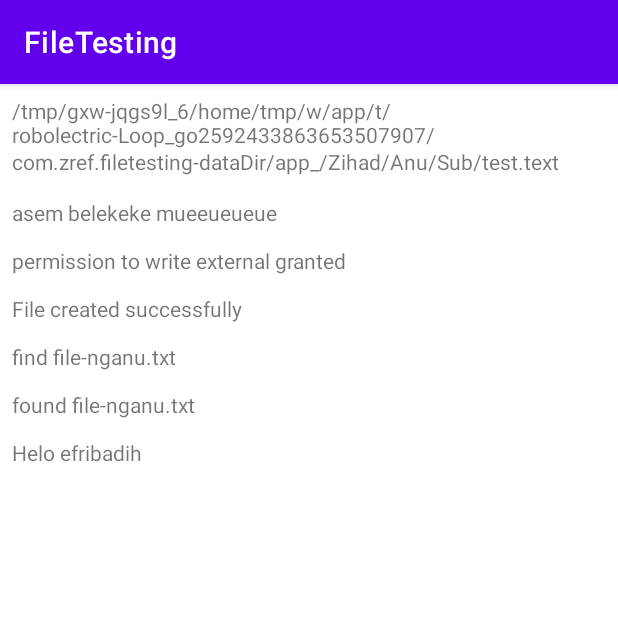
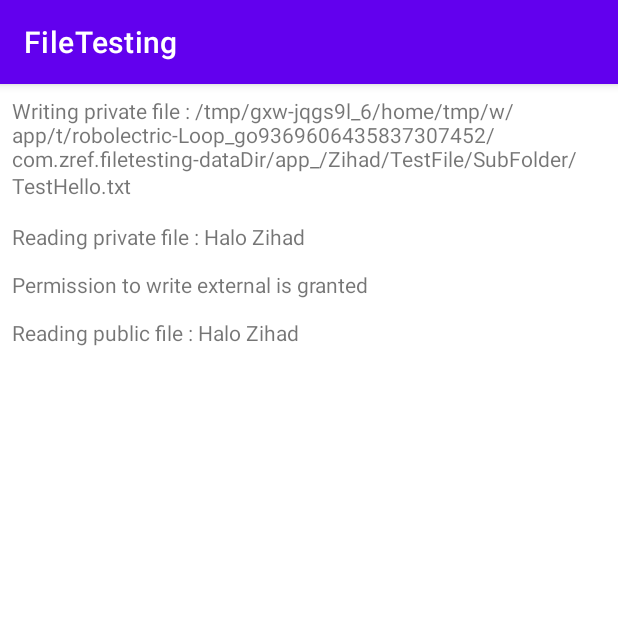
Before and after one commit to zihadrizkyef/FileReadWrite, an Android app: the screen it shows after launch (MainActivity), on a phone screen of 412 x 824 dp, the top half of it. Run offline under Robolectric (Android 15) with nearby library versions, the phone set to English and light mode, and no system bars.

Commit message:
better code and documentation

```diff
--- a/app/src/main/java/com/zref/filetesting/MainActivity.kt
+++ b/app/src/main/java/com/zref/filetesting/MainActivity.kt
@@ -9,11 +9,15 @@ import android.os.Build
 import android.os.Bundle
 import android.os.Environment
 import android.provider.MediaStore
+import android.util.Log
 import android.webkit.MimeTypeMap
 import android.widget.TextView
 import androidx.appcompat.app.AppCompatActivity
 import androidx.core.app.ActivityCompat
-import java.io.*
+import java.io.File
+import java.io.FileInputStream
+import java.io.FileOutputStream
+import java.io.IOException
 import java.nio.charset.StandardCharsets
 
 
@@ -22,6 +26,8 @@ class MainActivity : AppCompatActivity() {
     private val DIRECTORY = Environment.DIRECTORY_DOCUMENTS + "/ZihadTestFile/"
     private val TYPE = "text/plain"
     private val FILE_NAME = "file-nganu"
+    private val CONTENT = "Halo Zihad"
+    private val CONTENT_OVERWRITE = "Halo Zihad, di overwrite"
 
     private lateinit var textView: TextView
     private val textBuilder = StringBuilder()
@@ -32,7 +38,7 @@ class MainActivity : AppCompatActivity() {
         textView = findViewById(R.id.textView)
 
         proceedPrivateFile()
-        proceedExternalFile()
+        proceedPublicFile()
     }
 
     override fun onRequestPermissionsResult(
@@ -43,32 +49,42 @@ class MainActivity : AppCompatActivity() {
         super.onRequestPermissionsResult(requestCode, permissions, grantResults)
         if (requestCode == REQUEST_PERMISSION) {
             if (grantResults[0] == PackageManager.PERMISSION_GRANTED) {
-                log("permission to write external granted")
-                val existingFile = findExternal(DIRECTORY, FILE_NAME, TYPE)
-                if (existingFile != null) {
-                    overWriteExternal(existingFile)
+                log("Permission to write public file is granted")
+                if (Build.VERSION.SDK_INT >= Build.VERSION_CODES.Q) {
+                    val existingFile = findPublic(DIRECTORY, FILE_NAME, TYPE)
+                    if (existingFile != null) {
+                        overWritePublic(existingFile, CONTENT_OVERWRITE)
+                    } else {
+                        writeNewPublic(DIRECTORY, FILE_NAME, TYPE, CONTENT)
+                    }
+                    readPublic(DIRECTORY, FILE_NAME, TYPE)
                 } else {
-                    writeNewExternal(DIRECTORY, FILE_NAME, TYPE)
+                    writePublicOld(DIRECTORY, FILE_NAME, TYPE, CONTENT)
+                    readPublicOld(DIRECTORY, FILE_NAME, TYPE)
                 }
-                readExternal(DIRECTORY, FILE_NAME, TYPE)
             } else {
-                log("function cannot run properly due to permission issue")
+                log("Cannot write public file due to permission issue")
             }
         }
     }
 
-    private fun proceedExternalFile() {
-        if (haveWriteExternalPermission()) {
-            log("permission to write external granted")
-            val existingFile = findExternal(DIRECTORY, FILE_NAME, TYPE)
-            if (existingFile != null) {
-                overWriteExternal(existingFile)
+    private fun proceedPublicFile() {
+        if (haveWritePublicPermission()) {
+            log("Permission to write external is granted")
+            if (Build.VERSION.SDK_INT >= Build.VERSION_CODES.Q) {
+                val existingFile = findPublic(DIRECTORY, FILE_NAME, TYPE)
+                if (existingFile != null) {
+                    overWritePublic(existingFile, CONTENT_OVERWRITE)
+                } else {
+                    writeNewPublic(DIRECTORY, FILE_NAME, TYPE, CONTENT)
+                }
+                readPublic(DIRECTORY, FILE_NAME, TYPE)
             } else {
-                writeNewExternal(DIRECTORY, FILE_NAME, TYPE)
+                writePublicOld(DIRECTORY, FILE_NAME, TYPE, CONTENT)
+                readPublicOld(DIRECTORY, FILE_NAME, TYPE)
             }
-            readExternal(DIRECTORY, FILE_NAME, TYPE)
         } else {
-            log("asking permission")
+            log("Asking permission...")
             ActivityCompat.requestPermissions(
                 this,
                 arrayOf(Manifest.permission.WRITE_EXTERNAL_STORAGE),
@@ -77,10 +93,15 @@ class MainActivity : AppCompatActivity() {
         }
     }
 
-    private fun writeNewExternal(
+    /**
+     * [fileName] should not have extension in it. The extension will be automatically
+     * added regarding to [type]
+     */
+    private fun writeNewPublic(
         directory: String,
         fileName: String,
-        type: String
+        type: String,
+        content: String
     ) {
         //must include "/" in end
         val newDir = if (directory.last() == '/') directory else "$directory/"
@@ -96,35 +117,44 @@ class MainActivity : AppCompatActivity() {
             )
             if (uri != null) {
                 contentResolver.openOutputStream(uri).use {
-                    it?.write("Helo efribadih".toByteArray())
+                    it?.write(content.toByteArray())
                 }
-                log("File created successfully")
             } else {
-                log("Uri null")
+                log("Fail to write public file : Uri null")
             }
         } catch (e: IOException) {
-            log("Fail to create file : ${e.localizedMessage}")
+            log("Fail to write public file : ${e.localizedMessage}")
         }
     }
 
-    private fun overWriteExternal(existingUri: Uri) {
+    /**
+     * [existingUri] can be obtained with [findPublic] function
+     */
+    private fun overWritePublic(existingUri: Uri, content: String) {
         try {
             contentResolver.openOutputStream(existingUri, "rwt")?.use {
-                it.write("This is overwritten data".toByteArray())
-                log("File written successfully")
+                it.write(content.toByteArray())
+                log("Public file overwritten successfully $existingUri")
             }
         } catch (e: IOException) {
-            log("Fail to write file")
+            log("Fail to write public file : ${e.localizedMessage}")
         }
     }
 
-    private fun findExternal(
+    /**
+     * check whether there is existing file
+     * if file is exists, it will return the uri to be used with [overWritePublic]
+     *
+     * [fileName] should not have extension in it. The extension will be automatically
+     * added regarding to [type]
+     */
+    private fun findPublic(
         directory: String,
         fileName: String,
         type: String
     ): Uri? {
         //must include "/" in end
-        val newDir = directory//if (directory.last() == '/') directory else "$directory/"
+        val newDir = if (directory.last() == '/') directory else "$directory/"
 
         val extension = MimeTypeMap.getSingleton().getExtensionFromMimeType(type)
         val newFName = if (fileName.endsWith(extension!!)) fileName else "$fileName.$extension"
@@ -151,14 +181,58 @@ class MainActivity : AppCompatActivity() {
         }
     }
 
-    private fun readExternal(
+    /**
+     * [fileName] should not have extension in it. The extension will be automatically
+     * added regarding to [type]
+     */
+    private fun writePublicOld(
+        directory: String,
+        fileName: String,
+        type: String,
+        content: String
+    ) {
+        val extension = MimeTypeMap.getSingleton().getExtensionFromMimeType(type)
+        val newFName = if (fileName.endsWith(extension!!)) fileName else "$fileName.$extension"
+
+        val folder = File(Environment.getExternalStorageDirectory(), directory)
+        folder.mkdirs()
+
+        val file = File(folder, newFName)
+
+        log("Writing public file $file")
+        FileOutputStream(file).use {
+            it.write(content.toByteArray())
+        }
+    }
+
+    /**
+     * [fileName] should not have extension in it. The extension will be automatically
+     * added regarding to [type]
+     */
+    private fun readPublicOld(directory: String, fileName: String, type: String) {
+        val extension = MimeTypeMap.getSingleton().getExtensionFromMimeType(type)
+        val newFName = if (fileName.endsWith(extension!!)) fileName else "$fileName.$extension"
+
+        val folder = File(Environment.getExternalStorageDirectory(), directory)
+        folder.mkdirs()
+
+        val file = File(folder, newFName)
+        FileInputStream(file).bufferedReader().useLines { lines ->
+            log("Reading public file : "+lines.joinToString())
+        }
+    }
+
+    /**
+     * [fileName] should not have extension in it. The extension will be automatically
+     * added regarding to [type]
+     */
+    private fun readPublic(
         directory: String,
         fileName: String,
         type: String
     ) {
         val extension = MimeTypeMap.getSingleton().getExtensionFromMimeType(type)
         val newFName = if (fileName.endsWith(extension!!)) fileName else "$fileName.$extension"
-        log("find $newFName")
 
         val contentUri = MediaStore.Files.getContentUri("external")
         val selection = MediaStore.MediaColumns.RELATIVE_PATH + "=?"
@@ -167,12 +241,11 @@ class MainActivity : AppCompatActivity() {
         contentResolver.query(contentUri, null, selection, selectionArgs, null).use { cursor ->
             var uri: Uri? = null
             if (cursor!!.count == 0) {
-                log("No file found in $directory")
+                log("Try reading public file at $directory, but file not found")
             } else {
                 while (cursor.moveToNext()) {
                     val findName =
                         cursor.getString(cursor.getColumnIndex(MediaStore.MediaColumns.DISPLAY_NAME))
-                    log("found $newFName")
                     if (findName == newFName) {
                         val id = cursor.getLong(cursor.getColumnIndex(MediaStore.MediaColumns._ID))
                         uri = ContentUris.withAppendedId(contentUri, id)
@@ -180,7 +253,7 @@ class MainActivity : AppCompatActivity() {
                     }
                 }
                 if (uri == null) {
-                    log("$fileName not found")
+                    log("Try reading public file at $fileName, but file not found")
                 } else {
                     try {
                         val inputStream = contentResolver.openInputStream(uri)
@@ -189,16 +262,16 @@ class MainActivity : AppCompatActivity() {
                         inputStream.read(bytes)
                         inputStream.close()
                         val jsonString = String(bytes, StandardCharsets.UTF_8)
-                        log(jsonString)
+                        log("Reading public file : $jsonString")
                     } catch (e: IOException) {
-                        log("Fail to read file")
+                        log("Fail to read public file ${e.localizedMessage}")
                     }
                 }
             }
         }
     }
 
-    private fun haveWriteExternalPermission(): Boolean {
+    private fun haveWritePublicPermission(): Boolean {
         return if (Build.VERSION.SDK_INT >= Build.VERSION_CODES.M) {
             checkSelfPermission(Manifest.permission.WRITE_EXTERNAL_STORAGE) ==
                     PackageManager.PERMISSION_GRANTED
@@ -208,11 +281,11 @@ class MainActivity : AppCompatActivity() {
     }
 
     private fun proceedPrivateFile() {
-        val directory = "Zihad/Anu/Sub"
-        val fileName = "test.text"
-        val fileContent = "asem belekeke mueeueueue"
+        val directory = "Zihad/TestFile/SubFolder"
+        val fileName = "TestHello.txt"
+        val fileContent = "Halo Zihad"
         writePrivate(directory, fileName, fileContent)
-        log(readPrivate(directory, fileName))
+        readPrivate(directory, fileName)
     }
 
     private fun writePrivate(directory: String, fileName: String, fileContent: String) {
@@ -220,19 +293,19 @@ class MainActivity : AppCompatActivity() {
         val fileDir = File(rootDir, directory)
         fileDir.mkdirs()
         val file = File(fileDir, fileName)
-        log(file.toString())
+        log("Writing private file : $file")
         FileOutputStream(file).use {
             it.write(fileContent.toByteArray())
         }
     }
 
-    private fun readPrivate(directory: String, fileName: String): String {
+    private fun readPrivate(directory: String, fileName: String) {
         val rootDir = getDir("", MODE_PRIVATE)
         val fileDir = File(rootDir, directory)
         FileInputStream(File(fileDir, fileName)).bufferedReader().useLines { lines ->
-            return lines.fold("") { some, text ->
+            log("Reading private file : " + lines.fold("") { some, text ->
                 "$some\n$text"
-            }.trim()
+            }.trim())
         }
     }
 
```
